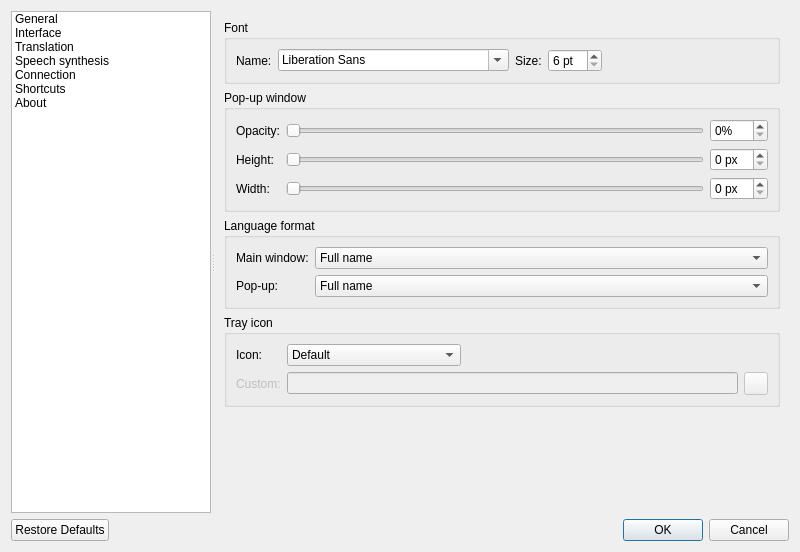
Before: the Qt Designer form src/settings/settingsdialog.ui in crow-translate/crow-translate, drawn with Qt 5.
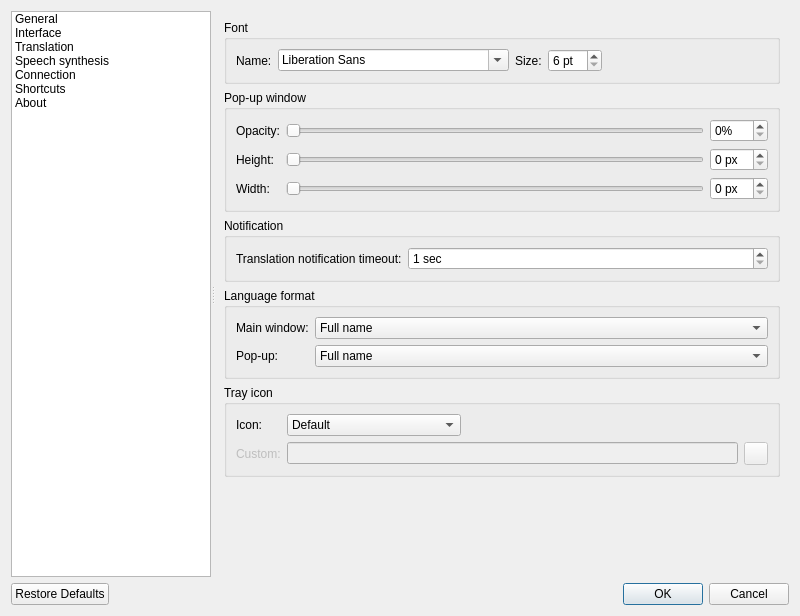
After: the same form once the commit is applied. The open tabs and pages were chosen to show the change. Icons and pictures are not drawn. Custom widgets are drawn as their Qt base class.

Commit message: Add translation notification display time setting

Patch:
```diff
--- a/src/settings/settingsdialog.ui
+++ b/src/settings/settingsdialog.ui
@@ -7,7 +7,7 @@
     <x>0</x>
     <y>0</y>
     <width>800</width>
-    <height>552</height>
+    <height>616</height>
    </rect>
   </property>
   <property name="windowTitle">
@@ -374,15 +374,41 @@
           </layout>
          </widget>
         </item>
+        <item>
+         <widget class="QGroupBox" name="translationNotificationGroupBox">
+          <property name="title">
+           <string>Notification</string>
+          </property>
+          <layout class="QFormLayout" name="translationNotificationBoxLayout">
+           <item row="0" column="0">
+            <widget class="QLabel" name="translationNotificationTimeoutLabel">
+             <property name="text">
+              <string>Translation notification timeout:</string>
+             </property>
+            </widget>
+           </item>
+           <item row="0" column="1">
+            <widget class="QSpinBox" name="translationNotificationTimeoutSpinBox">
+             <property name="suffix">
+              <string> sec</string>
+             </property>
+             <property name="minimum">
+              <number>1</number>
+             </property>
+             <property name="maximum">
+              <number>60</number>
+             </property>
+            </widget>
+           </item>
+          </layout>
+         </widget>
+        </item>
         <item>
          <widget class="QGroupBox" name="languageFormatGroupBox">
           <property name="title">
            <string>Language format</string>
           </property>
-          <layout class="QFormLayout" name="formLayout">
-           <property name="labelAlignment">
-            <set>Qt::AlignLeading|Qt::AlignLeft|Qt::AlignVCenter</set>
-           </property>
+          <layout class="QFormLayout" name="languageFormatBoxLayout">
            <item row="0" column="0">
             <widget class="QLabel" name="mainWindowLanguageFormatLabel">
              <property name="text">
```
Left out of the diff: 2 changed lines with no effect on the pictures. The commit also changes 7 other files.
